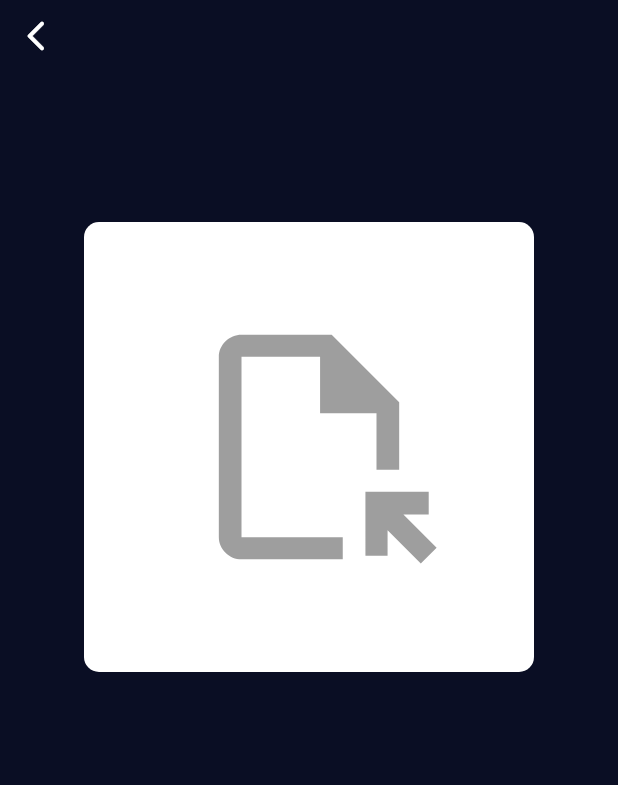
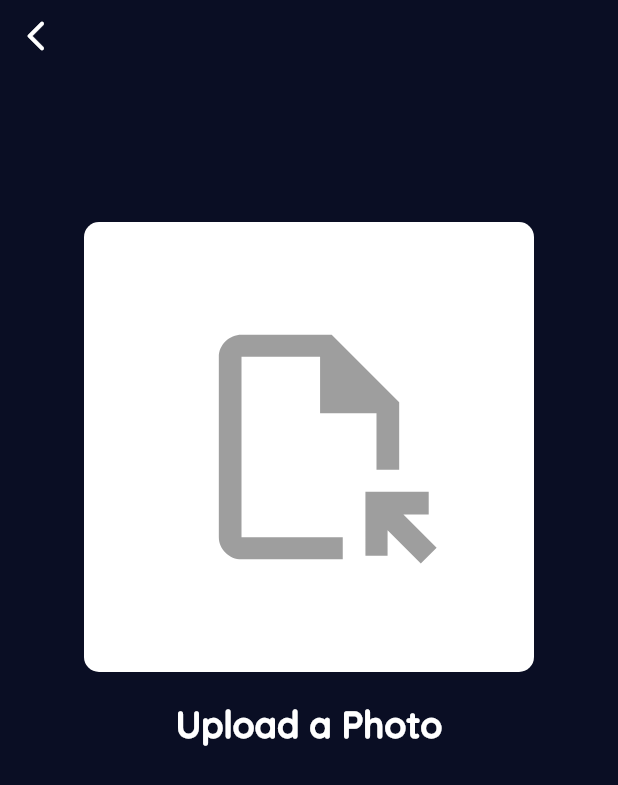
Before and after one commit to lansoyyy/fotoverse, a Flutter app: the AddImageScreen screen opened directly, on a phone screen of 412 x 824 dp. Shown: the top 785 px of the screen. Run offline on Flutter 3.47's test engine with Material 2 defaults, Android fonts, the phone set to English and light mode, and no system bars; our stand-ins replace firebase_core, fluttertoast, image_picker; missing offline and left inert: tflite; accounts and stored records are empty; project files that could hold a hidden picture were left out.

Commit message:
added ui layout

```diff
--- a/lib/screens/add_image_screen.dart
+++ b/lib/screens/add_image_screen.dart
@@ -3,6 +3,7 @@ import 'dart:io';
 import 'package:flutter/material.dart';
 import 'package:fotoverse/screens/view_image_screen.dart';
 import 'package:fotoverse/services/api_service.dart';
+import 'package:fotoverse/widgets/text_widget.dart';
 import 'package:fotoverse/widgets/toast_widget.dart';
 import 'package:image_picker/image_picker.dart';
 import 'package:tflite/tflite.dart';
@@ -115,6 +116,16 @@ class _AddImageScreenState extends State<AddImageScreen> {
                 ),
               ),
             ),
+            const SizedBox(
+              height: 20,
+            ),
+            Center(
+              child: TextBold(
+                text: 'Upload a Photo',
+                fontSize: 24,
+                color: Colors.white,
+              ),
+            ),
           ],
         )),
       ),
```
